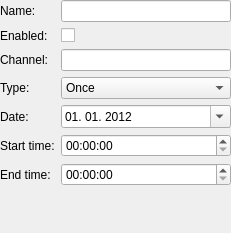
Before: the Qt Designer form src/widgets/recorder/RecorderTimersEditor.ui in ntadej/tano, drawn with Qt 5.
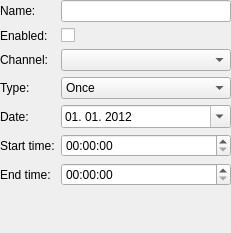
After: the same form once the commit is applied. Icons and pictures are not drawn.

Commit message: [recorder] Add ability to change channel in timers

What changed in the file:
```diff
--- a/src/widgets/recorder/RecorderTimersEditor.ui
+++ b/src/widgets/recorder/RecorderTimersEditor.ui
@@ -130,13 +130,6 @@
      </property>
     </widget>
    </item>
-   <item row="2" column="2" colspan="2">
-    <widget class="QLineEdit" name="editChannel">
-     <property name="readOnly">
-      <bool>true</bool>
-     </property>
-    </widget>
-   </item>
    <item row="1" column="1">
     <widget class="QLabel" name="labelEnabled">
      <property name="sizePolicy">
@@ -195,6 +188,9 @@
      </property>
     </spacer>
    </item>
+   <item row="2" column="2" colspan="2">
+    <widget class="QComboBox" name="editChannel"/>
+   </item>
   </layout>
  </widget>
  <tabstops>
```
Left out of the diff: 1 changed line with no effect on the pictures. The commit also changes 22 other files.
